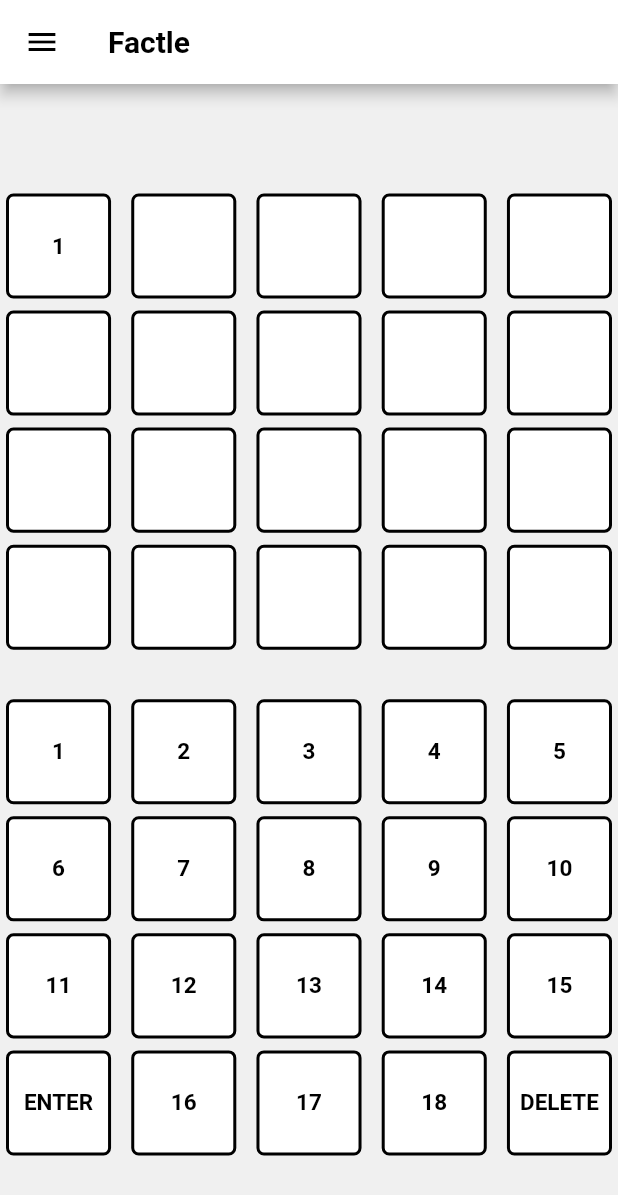
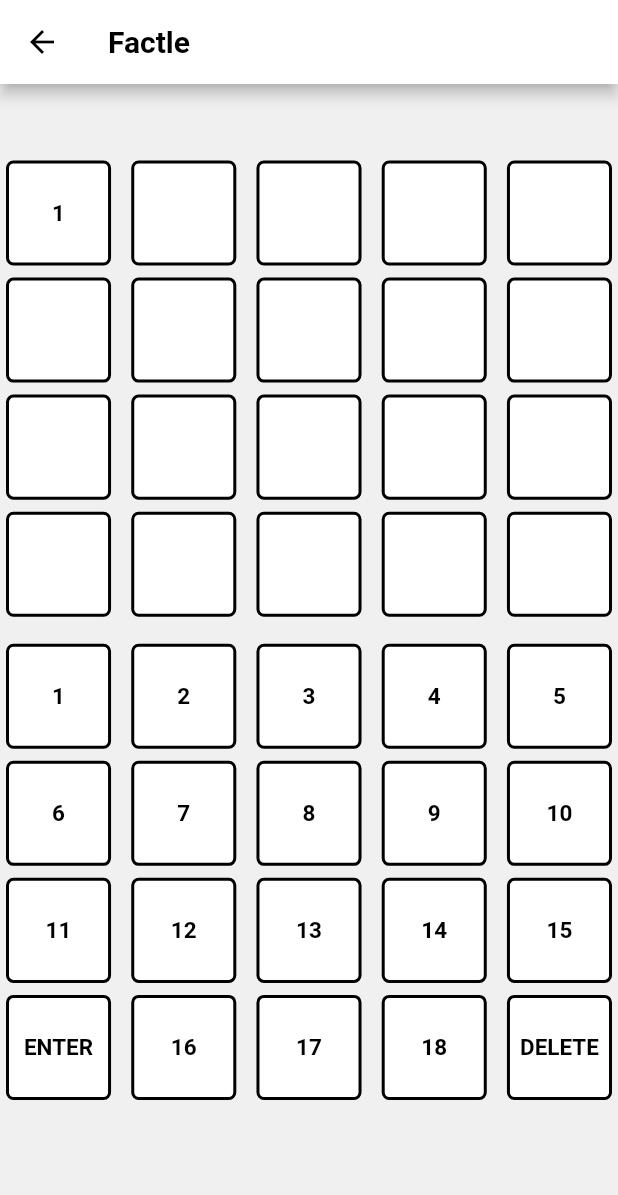
Before and after one commit to hakatiki/Geography-Quiz, a Flutter app: the FactleScreen screen opened by its route, after a tap on an icon or button, on a phone screen of 412 x 824 dp. Shown: the top 1195 px of the screen. Run offline on Flutter 3.47's test engine with Material 2 defaults, Android fonts, the phone set to English and light mode, and no system bars; our stand-ins replace shared_preferences; accounts and stored records are empty; network calls fail.

```diff
--- a/lib/Providers/auth.dart
+++ b/lib/Providers/auth.dart
@@ -65,10 +65,12 @@ class Auth with ChangeNotifier {
             'returnSecureToken': true,
           }));
       final responseDate = json.decode(request.body);
+      print(responseDate);
       if (responseDate['error'] != null) {
         throw HttpException(
             'An error occurred, ${responseDate['error']['message']}');
       } else {
+        print('signedin');
         _authToken = responseDate['idToken'];
         _userId = responseDate['localId'];
         _expiryData = DateTime.now()
--- a/lib/Screens/factle_screen.dart
+++ b/lib/Screens/factle_screen.dart
@@ -89,16 +89,18 @@ class _FactleScreenState extends State<FactleScreen> {
     const String url = 'https://geo-quiz-nb-default-rtdb.firebaseio.com/game/06-11-22.json?';
     final response = await http.get(Uri.parse(url));
     final data = json.decode(response.body);
-    //print(data);
+    print(data);
+    print(question);
+    var answers = data['answer']..removeAt(0);
+
+    setState(() {
       question = data['question'];
-    //print(question);
-    var answers = data['answer']..removeAt(0);
       correctOrder = answers.cast<String>();
-
+    });
   }
 
   @override
-  void initState() {
+  void initState()  {
     //Future<Quiz> quiz = db.getQuiz();
     fetchQuiz();
 
@@ -113,7 +115,6 @@ class _FactleScreenState extends State<FactleScreen> {
     lastRowOfOptions.insert(4, "DELETE");
     //print(question);
     return Scaffold(
-      drawer: MenuScreenDrawer(),
       appBar: AppBar(
 
         title: Text(
@@ -124,13 +125,13 @@ class _FactleScreenState extends State<FactleScreen> {
       body: SingleChildScrollView(
           child: Column(
             children:  [
-          const SizedBox(height: 20,),
-          Center(child: Text(question, style: TextStyle(fontSize: 25),)),
-          const SizedBox(height: 20,),
+              const SizedBox(height: 10,),
+              Center(child: Text(question, style: TextStyle(fontSize: 23),)),
+              const SizedBox(height: 10,),
               for (var i = 0; i < 4; i++)...[
                 RowBoxes(values:listOfRows[i], correct:listOfCorrects[i]),
               ],
-          const SizedBox( height:25),
+              const SizedBox( height:10),
               for (var i = 0; i <= 3; i++)...[
                 i==3?RowButtons(values:lastRowOfOptions, callback:btnPress):
                 RowButtons(values:options.sublist(i*5,i*5+5), callback:btnPress),
--- a/lib/Widgets/Cards/auth_card.dart
+++ b/lib/Widgets/Cards/auth_card.dart
@@ -88,8 +88,8 @@ class _AuthCardState extends State<AuthCard>
       if (_authMode == AuthMode.Login) {
         await Provider.of<Auth>(context, listen: false)
             .signIn(_authData['email']!, _authData['password']!);
-        log('SIGN IN:');
-        if (Provider.of<Auth>(context).isAuth){
+        if (Provider.of<Auth>(context, listen: false).isAuth){
+
           Navigator.of(context).pushNamed(MenuScreen.routeName);
         }
       } else {
--- a/lib/main.dart
+++ b/lib/main.dart
@@ -77,7 +77,7 @@ class MyApp extends StatelessWidget {
                   button: TextStyle(color: Colors.white, fontSize: 16),
                 ),
               ),
-              home: MenuScreen(),
+              home: AuthScreen(),
               routes: {
                 AuthScreen.routeName: (ctx) => AuthScreen(),
                 SettingsScreen.routeName: (ctx) => SettingsScreen(),
```
Lines whose indentation alone changed are shown as unchanged.
